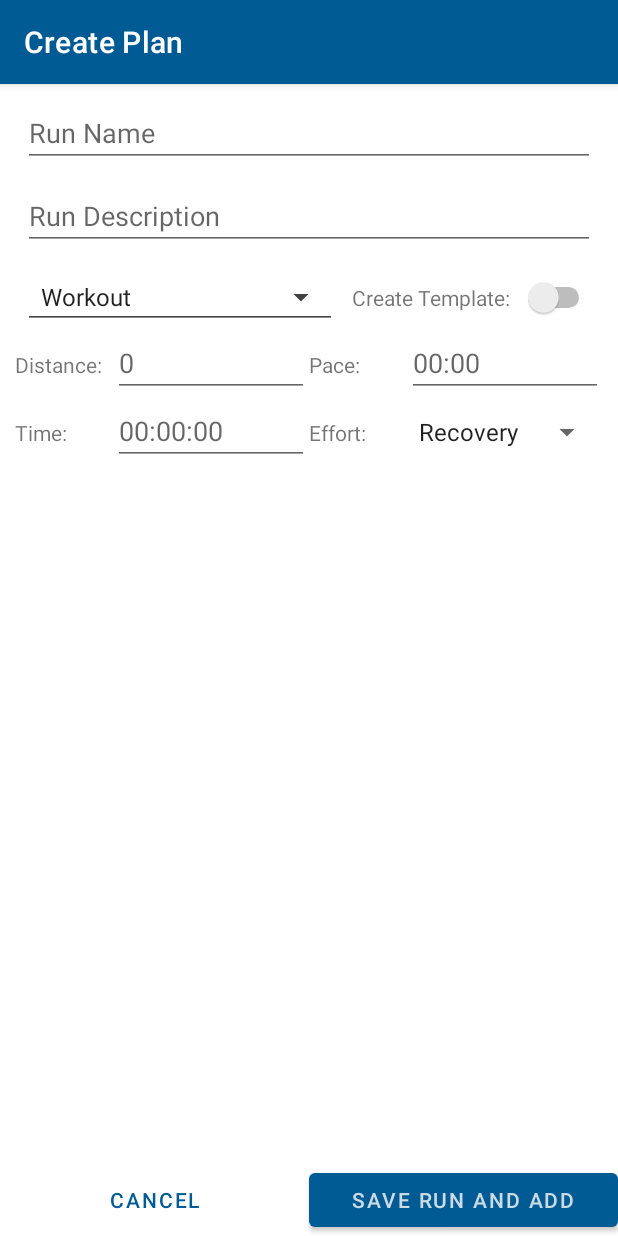
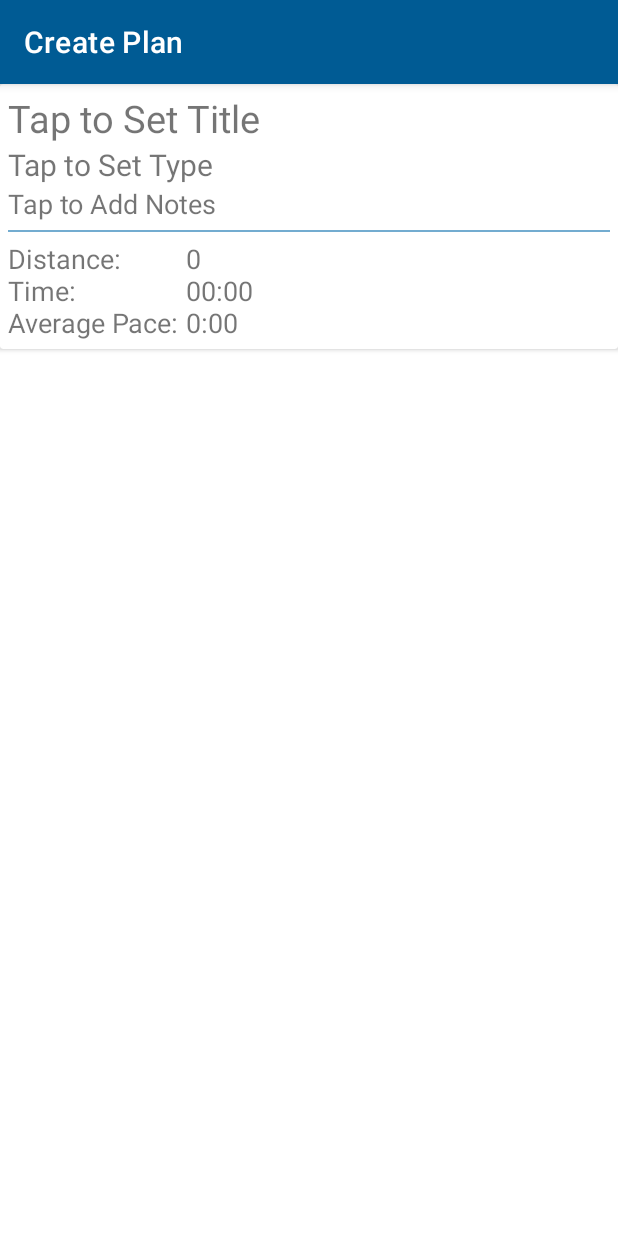
Before and after one commit to ETS-Android2/JANI, an Android app: the fragment RunTemplateFragment placed in its activity, after a tap on "CREATE NEW RUN", on a phone screen of 412 x 824 dp. Run offline under Robolectric (Android 15) with nearby library versions, the phone set to English and light mode, and no system bars; 1 statement that could not run was skipped.

Commit message:
able to display header data for run

```diff
--- a/app/src/main/java/com/sticknology/jani/data2/MyOperations.java
+++ b/app/src/main/java/com/sticknology/jani/data2/MyOperations.java
@@ -5,7 +5,7 @@ import static com.sticknology.jani.data2.Distance.defaultUnit;
 public class MyOperations {
 
     //Convert from comparable time form back to object
-    public static MyTime getTimeObject(int duration){
+    public MyTime getTimeObject(int duration){
         int hours = duration / 3600;
         int minutes = duration % 3600;
         int seconds = duration % 60;
--- /dev/null
+++ b/app/src/main/java/com/sticknology/jani/run2/FragDispRun2.java
@@ -0,0 +1,131 @@
+package com.sticknology.jani.run2;
+
+import android.os.Bundle;
+import android.view.LayoutInflater;
+import android.view.View;
+import android.view.ViewGroup;
+import android.widget.TextView;
+
+import androidx.cardview.widget.CardView;
+import androidx.fragment.app.Fragment;
+import androidx.recyclerview.widget.RecyclerView;
+
+import com.sticknology.jani.R;
+import com.sticknology.jani.data2.Distance;
+
+import org.jetbrains.annotations.NotNull;
+
+public class FragDispRun2 extends Fragment {
+
+    //Fragment variables
+    public static Run2 dispRun;
+
+    //Adapter
+    public AdapterDispRun2 dispAdapter;
+
+    //Needed ui component initialization
+    private TextView dispName, dispType, dispNotes, labelData, dispData;
+    private CardView header;
+    private RecyclerView intervalRev;
+
+    public static FragDispRun2 newInstance(Boolean isEditable) {
+
+        Bundle args = new Bundle();
+        //This boolean is used to determine whether or not edit protocols should be in place for
+        //this instance of the fragment or if it should be view only (still including edit button
+        //to effectively switch modes)
+        args.putBoolean("isEditable", isEditable);
+
+        FragDispRun2 fragment = new FragDispRun2();
+        fragment.setArguments(args);
+        return fragment;
+    }
+
+    @Override
+    public View onCreateView(LayoutInflater inflater, ViewGroup container, Bundle savedInstanceState) {
+
+        //TODO: Update this with actual reference to real variable, potentially create empty object methods
+        if(dispRun == null){
+            dispRun = new Run2(null, null, null, null,
+                    null, null, null);
+        }
+
+        //Inflate view with proper layout xml
+        return inflater.inflate(R.layout.run2_fragment_base, container, false);
+    }
+
+    @Override
+    public void onViewCreated(@NotNull View v, Bundle savedInstanceState){
+        super.onViewCreated(v, savedInstanceState);
+
+        //Find all ui components needed
+        //Text Fields
+        dispName = getView().findViewById(R.id.run2_disp_name);
+        dispType = getView().findViewById(R.id.run2_disp_type);
+        dispNotes = getView().findViewById(R.id.run2_disp_notes);
+        dispData = getView().findViewById(R.id.run2_disp_data);
+        labelData = getView().findViewById(R.id.run2_disp_datalabels);
+        //Containers
+        header = getView().findViewById(R.id.run2_disp_header);
+        //RecyclerView
+        intervalRev = getView().findViewById(R.id.run2_disp_rev);
+
+        //Create display for header
+        //Set name/title of run
+        if(dispRun.getTitle() != null){
+            dispName.setText(dispRun.getTitle());
+        } else {
+            dispName.setText("Tap to Set Title");
+        }
+
+        //Set type text or make invisible if type is also title
+        String type = dispRun.getType();;
+        if(type != null && !type.equals(dispRun.getTitle())){
+            dispType.setVisibility(View.VISIBLE);
+            dispType.setText(type);
+        } else if (type == null){
+            dispType.setVisibility(View.VISIBLE);
+            dispType.setText("Tap to Set Type");
+        } else {
+            dispType.setVisibility(View.GONE);
+        }
+
+        //Set text for notes
+        if(dispRun.getNotes() != null){
+            dispNotes.setText(dispRun.getNotes());
+        } else {
+            dispNotes.setText("Tap to Add Notes");
+        }
+
+        updateRunData();
+
+        //Create recyclerview
+    }
+
+    //Update the text inside of the header for run display
+    public void updateRunData(){
+
+        labelData.setText("Distance: \nTime: \nAverage Pace: ");
+
+        String totalDistance = "";
+        String totalTime = "";
+        String averagePace = "";
+
+        //If run object has interval list filled
+        if(dispRun.getIntervals() != null){
+            totalDistance += dispRun.getDistance() + " " + Distance.defaultUnit.toString();
+            totalTime += dispRun.getTotalTime().getDispString();
+            averagePace += dispRun.getAveragePace().getDispString();
+
+        }
+        //If there is no filled run object
+        else {
+            totalDistance += 0;
+            totalTime += "00:00";
+            averagePace += "0:00";
+        }
+
+        String build = totalDistance + "\n" + totalTime + "\n" + averagePace;
+        dispData.setText(build);
+    }
+}
--- a/app/src/main/java/com/sticknology/jani/ui/create/planCreation/RunTemplateFragment.java
+++ b/app/src/main/java/com/sticknology/jani/ui/create/planCreation/RunTemplateFragment.java
@@ -17,6 +17,7 @@ import com.sticknology.jani.R;
 import com.sticknology.jani.data.Run;
 import com.sticknology.jani.dataProcessing.InterpretRun;
 import com.sticknology.jani.dataProcessing.StandardReadWrite;
+import com.sticknology.jani.run2.FragDispRun2;
 
 import java.util.ArrayList;
 
@@ -55,10 +56,14 @@ public class RunTemplateFragment extends Fragment {
             @Override
             public void onClick(View view) {
 
-                RunCreationFragment runCreationFragment = RunCreationFragment.newInstance(mDayPosition);
+                /*RunCreationFragment runCreationFragment = RunCreationFragment.newInstance(mDayPosition);
                 getActivity().getSupportFragmentManager().beginTransaction()
                         .replace(R.id.fragment_container_create, runCreationFragment, null)
-                        .commit();
+                        .commit();*/
+
+                FragDispRun2 newFrag = FragDispRun2.newInstance(true);
+                getActivity().getSupportFragmentManager().beginTransaction()
+                        .replace(R.id.fragment_container_create, newFrag, null).commit();
             }
         });
 
--- /dev/null
+++ b/app/src/main/res/layout/run2_fragment_base.xml
@@ -0,0 +1,95 @@
+<?xml version="1.0" encoding="utf-8"?>
+<LinearLayout xmlns:android="http://schemas.android.com/apk/res/android"
+    android:layout_width="match_parent"
+    android:layout_height="match_parent"
+    xmlns:app="http://schemas.android.com/apk/res-auto"
+    xmlns:card_view="http://schemas.android.com/tools"
+    android:orientation="vertical">
+
+    <androidx.cardview.widget.CardView
+        android:layout_width="match_parent"
+        android:layout_height="wrap_content"
+        android:clickable="true"
+        android:foreground="?android:attr/selectableItemBackground"
+        android:focusable="true"
+        card_view:cardElevation="10dp"
+        android:id="@+id/run2_disp_header">
+
+        <androidx.constraintlayout.widget.ConstraintLayout
+            android:layout_width="match_parent"
+            android:layout_height="wrap_content"
+            android:orientation="vertical"
+            android:layout_marginVertical="5dp"
+            android:layout_marginHorizontal="5dp">
+
+            <TextView
+                android:layout_width="match_parent"
+                android:layout_height="wrap_content"
+                app:layout_constraintTop_toTopOf="parent"
+                app:layout_constraintStart_toStartOf="parent"
+                android:text="Place Holder For Run Name"
+                android:textSize="25sp"
+                android:id="@+id/run2_disp_name"/>
+
+            <TextView
+                android:layout_width="match_parent"
+                android:layout_height="wrap_content"
+                app:layout_constraintTop_toBottomOf="@id/run2_disp_name"
+                app:layout_constraintStart_toStartOf="parent"
+                android:text="Place Holder For Run Type"
+                android:textSize="20sp"
+                android:id="@+id/run2_disp_type"/>
+
+            <TextView
+                android:layout_width="match_parent"
+                android:layout_height="wrap_content"
+                app:layout_constraintTop_toBottomOf="@id/run2_disp_type"
+                app:layout_constraintStart_toStartOf="parent"
+                android:text="Place Holder For Run Notes"
+                android:textSize="18sp"
+                android:id="@+id/run2_disp_notes"/>
+
+            <View
+                android:layout_width="match_parent"
+                android:layout_height="1dp"
+                android:background="@color/theme4"
+                app:layout_constraintTop_toBottomOf="@id/run2_disp_notes"
+                android:id="@+id/run2_disp_sep"
+                android:layout_marginTop="5dp"
+                android:layout_marginBottom="5dp"/>
+
+            <LinearLayout
+                android:layout_width="match_parent"
+                android:layout_height="wrap_content"
+                android:orientation="horizontal"
+                android:layout_marginTop="5dp"
+                app:layout_constraintTop_toBottomOf="@id/run2_disp_sep">
+
+                <TextView
+                    android:layout_width="wrap_content"
+                    android:layout_height="wrap_content"
+                    android:text="Place Holder For Run Data"
+                    android:textSize="18sp"
+                    android:id="@+id/run2_disp_datalabels"/>
+
+                <TextView
+                    android:layout_width="wrap_content"
+                    android:layout_height="wrap_content"
+                    android:text="Place Holder For Run Data"
+                    android:textSize="18sp"
+                    android:id="@+id/run2_disp_data"/>
+
+            </LinearLayout>
+
+        </androidx.constraintlayout.widget.ConstraintLayout>
+
+    </androidx.cardview.widget.CardView>
+
+    <androidx.recyclerview.widget.RecyclerView
+        android:layout_width="match_parent"
+        android:layout_height="0dp"
+        android:layout_weight="1"
+        android:id="@+id/run2_disp_rev"
+        android:layout_marginHorizontal="5dp"/>
+
+</LinearLayout>
```
Also changed, not shown: app/src/main/java/com/sticknology/jani/data2/MyTime.java (+23 -0 lines), app/src/main/java/com/sticknology/jani/run2/AdapterDispRun2.java (added, +41 -0 lines), app/src/main/java/com/sticknology/jani/run2/Run2.java (+80 -2 lines).
